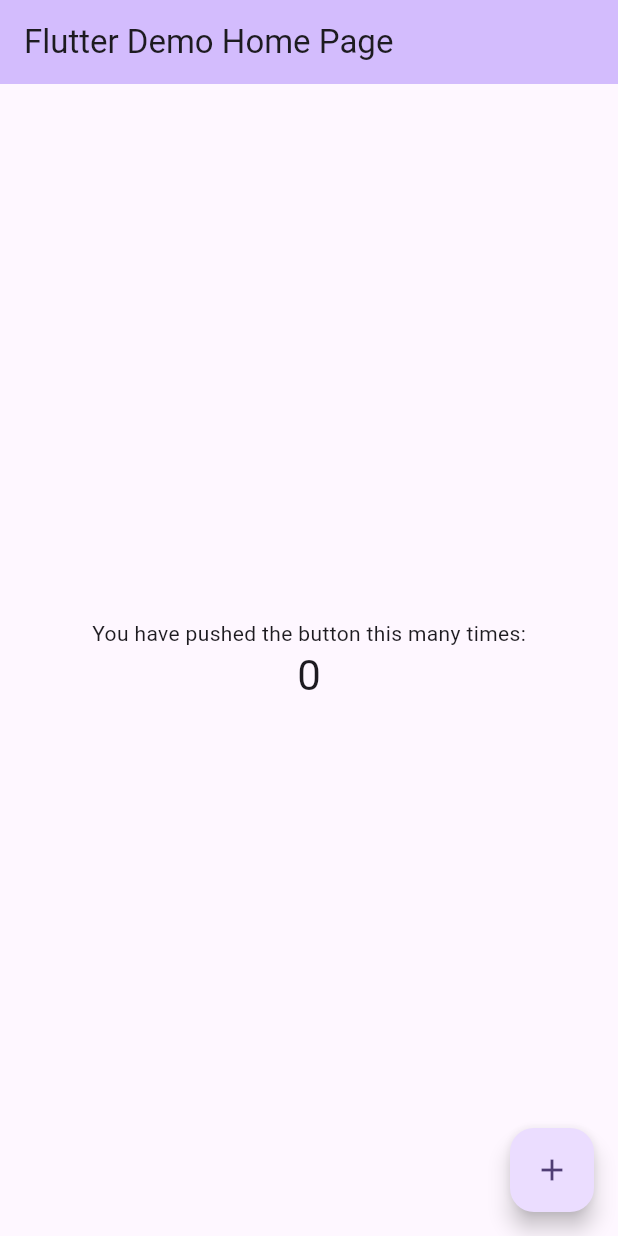
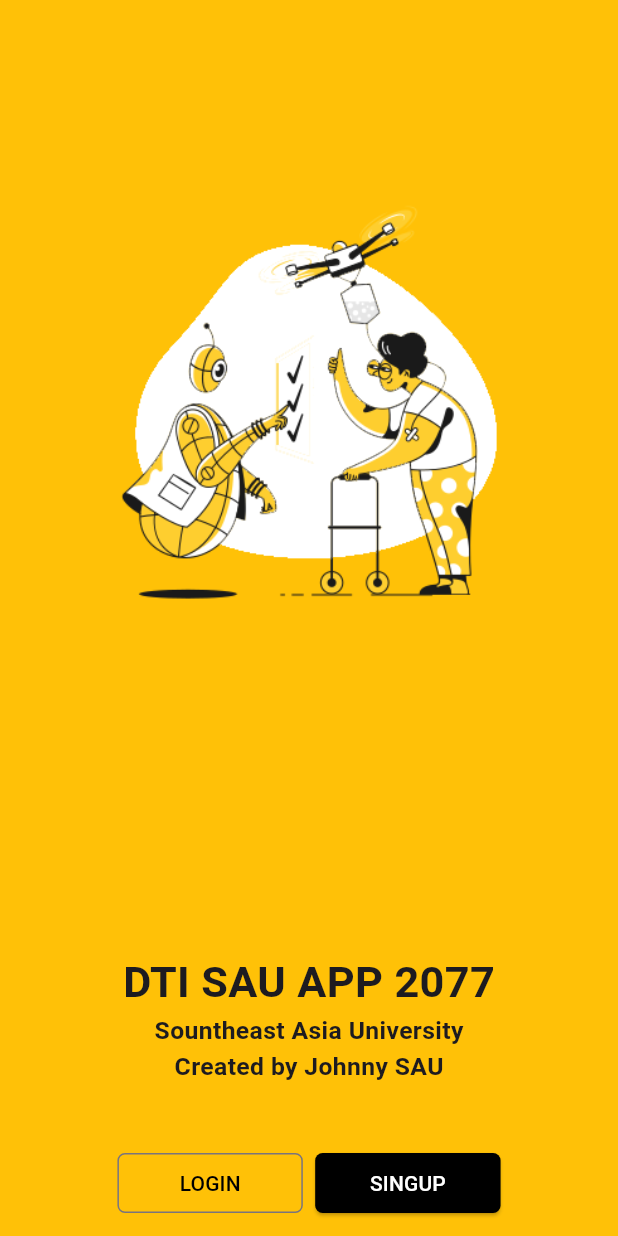
Before and after one commit to 6652410005ChanachonPimpun/dti_sau_project, a Flutter app: the screen it shows after launch, on a phone screen of 412 x 824 dp. Run offline on Flutter 3.47's test engine with Material 3 defaults, Android fonts, the phone set to English and light mode, and no system bars.

Commit message:
v.2 welcome and main ok

```diff
--- a/lib/main.dart
+++ b/lib/main.dart
@@ -1,125 +1,27 @@
+import 'package:dti_sau_project/views/welcome_ui.dart';
 import 'package:flutter/material.dart';
 
 void main() {
-  runApp(const MyApp());
+  runApp(
+    //เรียกใช้งาน class ที่เรียก wiged หลักของ app -> materialApp
+    DtiSau(),
+
+  );
+}
+//-------------------------------------------------
+class DtiSau extends StatefulWidget {
+  const DtiSau({super.key});
+
+  @override
+  State<DtiSau> createState() => _DtiSauState();
 }
 
-class MyApp extends StatelessWidget {
-  const MyApp({super.key});
-
-  // This widget is the root of your application.
+class _DtiSauState extends State<DtiSau> {
   @override
   Widget build(BuildContext context) {
-    return MaterialApp(
-      title: 'Flutter Demo',
-      theme: ThemeData(
-        // This is the theme of your application.
-        //
-        // TRY THIS: Try running your application with "flutter run". You'll see
-        // the application has a purple toolbar. Then, without quitting the app,
-        // try changing the seedColor in the colorScheme below to Colors.green
-        // and then invoke "hot reload" (save your changes or press the "hot
-        // reload" button in a Flutter-supported IDE, or press "r" if you used
-        // the command line to start the app).
-        //
-        // Notice that the counter didn't reset back to zero; the application
-        // state is not lost during the reload. To reset the state, use hot
-        // restart instead.
-        //
-        // This works for code too, not just values: Most code changes can be
-        // tested with just a hot reload.
-        colorScheme: ColorScheme.fromSeed(seedColor: Colors.deepPurple),
-        useMaterial3: true,
-      ),
-      home: const MyHomePage(title: 'Flutter Demo Home Page'),
+    return const MaterialApp(
+      debugShowCheckedModeBanner: false,
+      home: WelcomeUI(), //เรียกหน้าจอ
     );
   }
 }
-
-class MyHomePage extends StatefulWidget {
-  const MyHomePage({super.key, required this.title});
-
-  // This widget is the home page of your application. It is stateful, meaning
-  // that it has a State object (defined below) that contains fields that affect
-  // how it looks.
-
-  // This class is the configuration for the state. It holds the values (in this
-  // case the title) provided by the parent (in this case the App widget) and
-  // used by the build method of the State. Fields in a Widget subclass are
-  // always marked "final".
-
-  final String title;
-
-  @override
-  State<MyHomePage> createState() => _MyHomePageState();
-}
-
-class _MyHomePageState extends State<MyHomePage> {
-  int _counter = 0;
-
-  void _incrementCounter() {
-    setState(() {
-      // This call to setState tells the Flutter framework that something has
-      // changed in this State, which causes it to rerun the build method below
-      // so that the display can reflect the updated values. If we changed
-      // _counter without calling setState(), then the build method would not be
-      // called again, and so nothing would appear to happen.
-      _counter++;
-    });
-  }
-
-  @override
-  Widget build(BuildContext context) {
-    // This method is rerun every time setState is called, for instance as done
-    // by the _incrementCounter method above.
-    //
-    // The Flutter framework has been optimized to make rerunning build methods
-    // fast, so that you can just rebuild anything that needs updating rather
-    // than having to individually change instances of widgets.
-    return Scaffold(
-      appBar: AppBar(
-        // TRY THIS: Try changing the color here to a specific color (to
-        // Colors.amber, perhaps?) and trigger a hot reload to see the AppBar
-        // change color while the other colors stay the same.
-        backgroundColor: Theme.of(context).colorScheme.inversePrimary,
-        // Here we take the value from the MyHomePage object that was created by
-        // the App.build method, and use it to set our appbar title.
-        title: Text(widget.title),
-      ),
-      body: Center(
-        // Center is a layout widget. It takes a single child and positions it
-        // in the middle of the parent.
-        child: Column(
-          // Column is also a layout widget. It takes a list of children and
-          // arranges them vertically. By default, it sizes itself to fit its
-          // children horizontally, and tries to be as tall as its parent.
-          //
-          // Column has various properties to control how it sizes itself and
-          // how it positions its children. Here we use mainAxisAlignment to
-          // center the children vertically; the main axis here is the vertical
-          // axis because Columns are vertical (the cross axis would be
-          // horizontal).
-          //
-          // TRY THIS: Invoke "debug painting" (choose the "Toggle Debug Paint"
-          // action in the IDE, or press "p" in the console), to see the
-          // wireframe for each widget.
-          mainAxisAlignment: MainAxisAlignment.center,
-          children: <Widget>[
-            const Text(
-              'You have pushed the button this many times:',
-            ),
-            Text(
-              '$_counter',
-              style: Theme.of(context).textTheme.headlineMedium,
-            ),
-          ],
-        ),
-      ),
-      floatingActionButton: FloatingActionButton(
-        onPressed: _incrementCounter,
-        tooltip: 'Increment',
-        child: const Icon(Icons.add),
-      ), // This trailing comma makes auto-formatting nicer for build methods.
-    );
-  }
-}
--- /dev/null
+++ b/lib/views/login_ui.dart
@@ -0,0 +1,15 @@
+import 'package:flutter/material.dart';
+
+class LoginUI extends StatefulWidget {
+  const LoginUI({super.key});
+
+  @override
+  State<LoginUI> createState() => _LoginUIState();
+}
+
+class _LoginUIState extends State<LoginUI> {
+  @override
+  Widget build(BuildContext context) {
+    return const Scaffold();
+  }
+}
--- /dev/null
+++ b/lib/views/singup_ui.dart
@@ -0,0 +1,15 @@
+import 'package:flutter/material.dart';
+
+class SingupUI extends StatefulWidget {
+  const SingupUI({super.key});
+
+  @override
+  State<SingupUI> createState() => _SingupUIState();
+}
+
+class _SingupUIState extends State<SingupUI> {
+  @override
+  Widget build(BuildContext context) {
+    return const Scaffold();
+  }
+}
--- /dev/null
+++ b/lib/views/welcome_ui.dart
@@ -0,0 +1,102 @@
+import 'package:flutter/material.dart';
+
+class WelcomeUI extends StatefulWidget {
+  const WelcomeUI({super.key});
+
+  @override
+  State<WelcomeUI> createState() => _WelcomeUIState();
+}
+
+class _WelcomeUIState extends State<WelcomeUI> {
+  @override
+  Widget build(BuildContext context) {
+    return  Scaffold(
+      backgroundColor: Colors.amber,
+      body: Center(
+        child: Column(
+          children: [
+            SizedBox(
+              height: MediaQuery.of(context).size.height * 0.145,
+            ),
+            Image.asset(
+              'assets/images/logo.png',
+              width: MediaQuery.of(context).size.width * 0.75,
+            ),
+            SizedBox(
+              height: MediaQuery.of(context).size.height * 0.25,
+            ),
+            Text(
+              'DTI SAU APP 2077',
+              style: TextStyle(
+                fontSize: MediaQuery.of(context).size.width * 0.07,
+                fontWeight: FontWeight.bold,
+              ),
+            ),
+            Text(
+              'Sountheast Asia University',
+              style: TextStyle(
+                fontSize: MediaQuery.of(context).size.width * 0.04,
+                fontWeight: FontWeight.bold,
+              ),
+            ),
+            Text(
+              'Created by Johnny SAU',
+              style: TextStyle(
+                fontSize: MediaQuery.of(context).size.width * 0.04,
+                fontWeight: FontWeight.bold,
+              ),
+            ),
+            SizedBox(
+              height: MediaQuery.of(context).size.height * 0.05,
+            ),
+            Row(
+              mainAxisAlignment: MainAxisAlignment.center,
+              children: [
+                OutlinedButton(
+                  onPressed: () {},
+                  child: Text(
+                    "LOGIN",
+                     style: TextStyle(
+                      color: const Color.fromARGB(255, 0, 0, 0)
+                    ),
+                  ),
+                  style: OutlinedButton.styleFrom(
+                    fixedSize: Size(
+                      MediaQuery.of(context).size.width * 0.3,
+                      MediaQuery.of(context).size.width * 0.05,
+                    ),
+                    shape: RoundedRectangleBorder(
+                      borderRadius: BorderRadius.circular(5.0),
+                    ),
+                  ),
+                ),
+                SizedBox(
+                  width: MediaQuery.of(context).size.height * 0.01,
+                ),
+                ElevatedButton(
+                  onPressed: () {},
+                  child: Text(
+                    "SINGUP",
+                    style: TextStyle(
+                      color: const Color.fromARGB(255, 255, 255, 255)
+                    ),
+                  ),
+                  style: OutlinedButton.styleFrom(
+                    backgroundColor: Colors.black,
+                    fixedSize: Size(
+                      MediaQuery.of(context).size.width * 0.3,
+                      MediaQuery.of(context).size.width * 0.05,
+                    ),
+                    shape: RoundedRectangleBorder(
+                      borderRadius: BorderRadius.circular(5.0),
+                    ),
+                  ),
+                ),
+              ],
+            )
+          ],
+        ),
+      ),
+    );
+  }
+}
```
